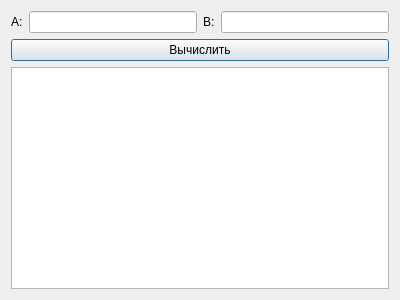
First picture: the form in primelist_gui/dialog.ui, repository Bediver32/TRPO, before the edit.
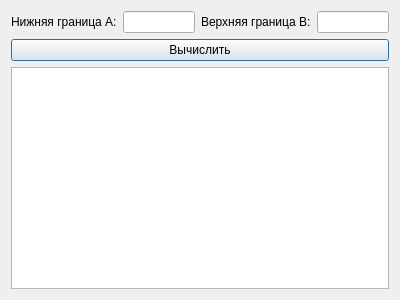
Second picture: the form after the edit.

Diff of the .ui file:
```diff
--- a/primelist_gui/dialog.ui
+++ b/primelist_gui/dialog.ui
@@ -19,7 +19,7 @@
      <item>
       <widget class="QLabel" name="labelA">
        <property name="text">
-        <string>A:</string>
+        <string>Нижняя граница A:</string>
        </property>
       </widget>
      </item>
@@ -29,7 +29,7 @@
      <item>
       <widget class="QLabel" name="labelB">
        <property name="text">
-        <string>B:</string>
+        <string>Верхняя граница B:</string>
        </property>
       </widget>
      </item>
```
